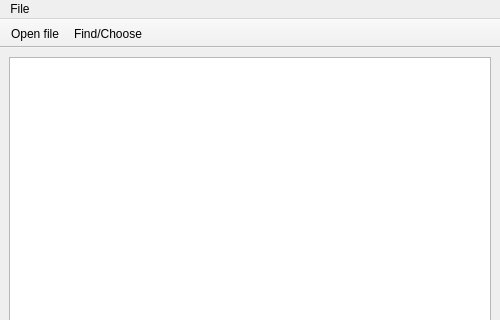
Before: the Qt Designer form src/xmltree/xmlstructuretreeview.ui in smurav/db2013, drawn with Qt 5; both pictures show x 0 to 500 and y 0 to 320 of the 500 by 500 pixel window.
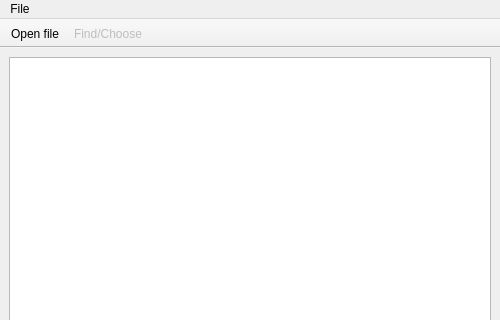
After: the same form once the commit is applied. Icons and pictures are not drawn.

What changed in the file:
```diff
--- a/src/xmltree/xmlstructuretreeview.ui
+++ b/src/xmltree/xmlstructuretreeview.ui
@@ -109,6 +109,9 @@
    </property>
   </action>
   <action name="actionChoose">
+   <property name="enabled">
+    <bool>false</bool>
+   </property>
    <property name="text">
     <string>Find/Choose</string>
    </property>
```
